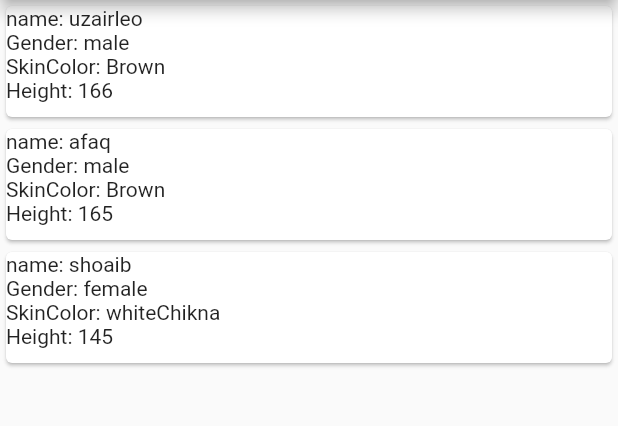
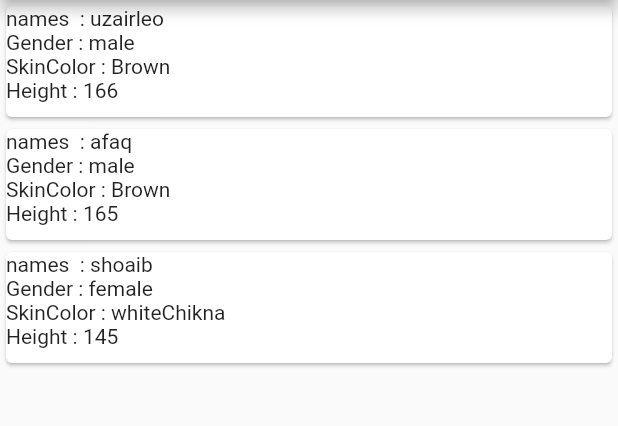
Before and after one commit to uzairleo/flutter_json-storage-, a Flutter app: the screen it shows after launch, on a phone screen of 412 x 824 dp, the part 84-510 px from its top. Run offline on Flutter 3.47's test engine with Material 2 defaults, Android fonts, the phone set to English and light mode, and no system bars.

Commit message:
BUILD LOCAL JSON APP(FINISHED)

```diff
--- a/lib/JsonDemo.dart
+++ b/lib/JsonDemo.dart
@@ -1,3 +1,5 @@
+import 'dart:collection';
+
 import 'package:flutter/material.dart';
 import 'dart:convert';
 class JsonDemo extends StatefulWidget {
@@ -21,8 +23,9 @@ class _JsonDemoState extends State<JsonDemo> {
             .of(context)
             .loadString('load_json/person.json'),
             builder:(context,snapshot){
-              //decode from json(decode means deserialized or translating data structure into a string )
-              var myData=json.decode(snapshot.data.toString());
+              // decode from json(decode means deserialized or translating data structure into a string )
+              //this var is here checked and its a List in real
+              List<dynamic> myData=json.decode(snapshot.data.toString());
               return ListView.builder(
                 itemCount: (myData==null)?0:myData.length,
                 itemBuilder: (BuildContext context,index){
@@ -30,10 +33,10 @@ class _JsonDemoState extends State<JsonDemo> {
                       child: Column(
                         crossAxisAlignment: CrossAxisAlignment.start,
                         children: <Widget>[
-                          Text("name: "+myData[index]['name']),
-                          Text("Gender: "+myData[index]['gender']),
-                          Text("SkinColor: "+myData[index]['skin-color']),
-                          Text("Height: "+myData[index]['height']),
+                          Text("names  : "+myData[index]['name']),
+                          Text("Gender : "+myData[index]['gender']),
+                          Text("SkinColor : "+myData[index]['skin-color']),
+                          Text("Height : "+myData[index]['height']),
                           SizedBox(height:10.0)
                         ],
                       ),
```
